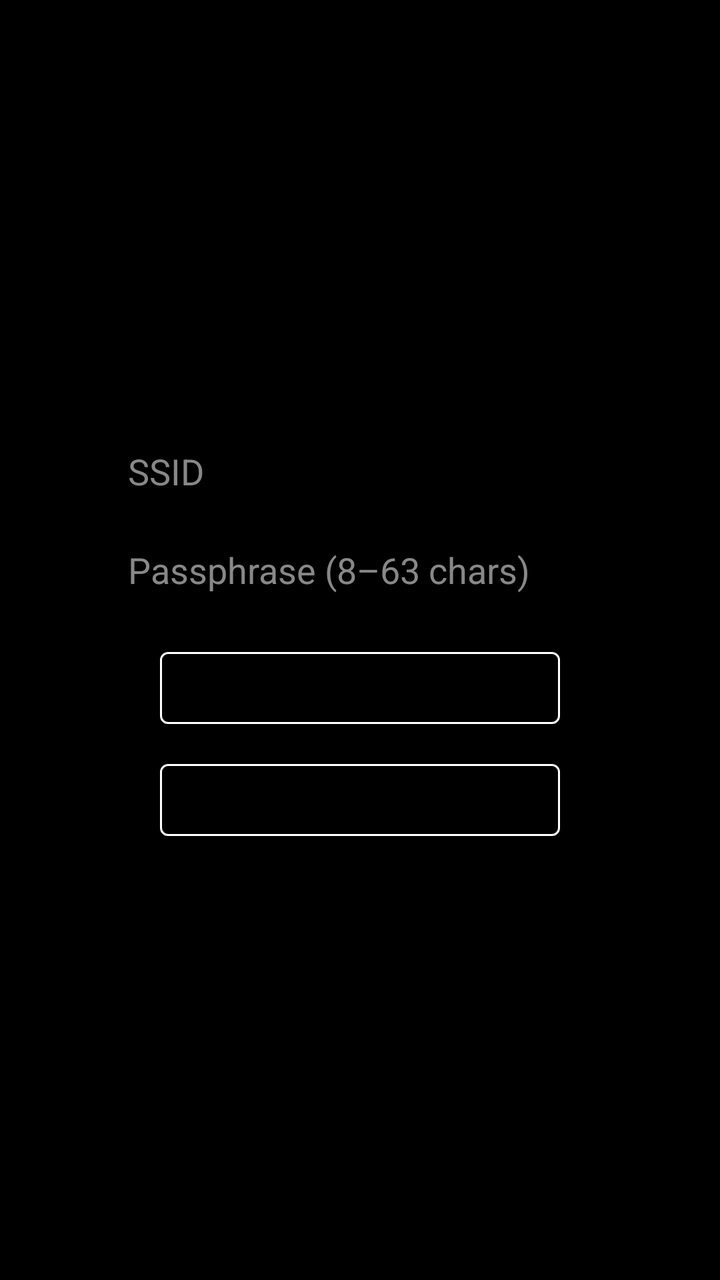
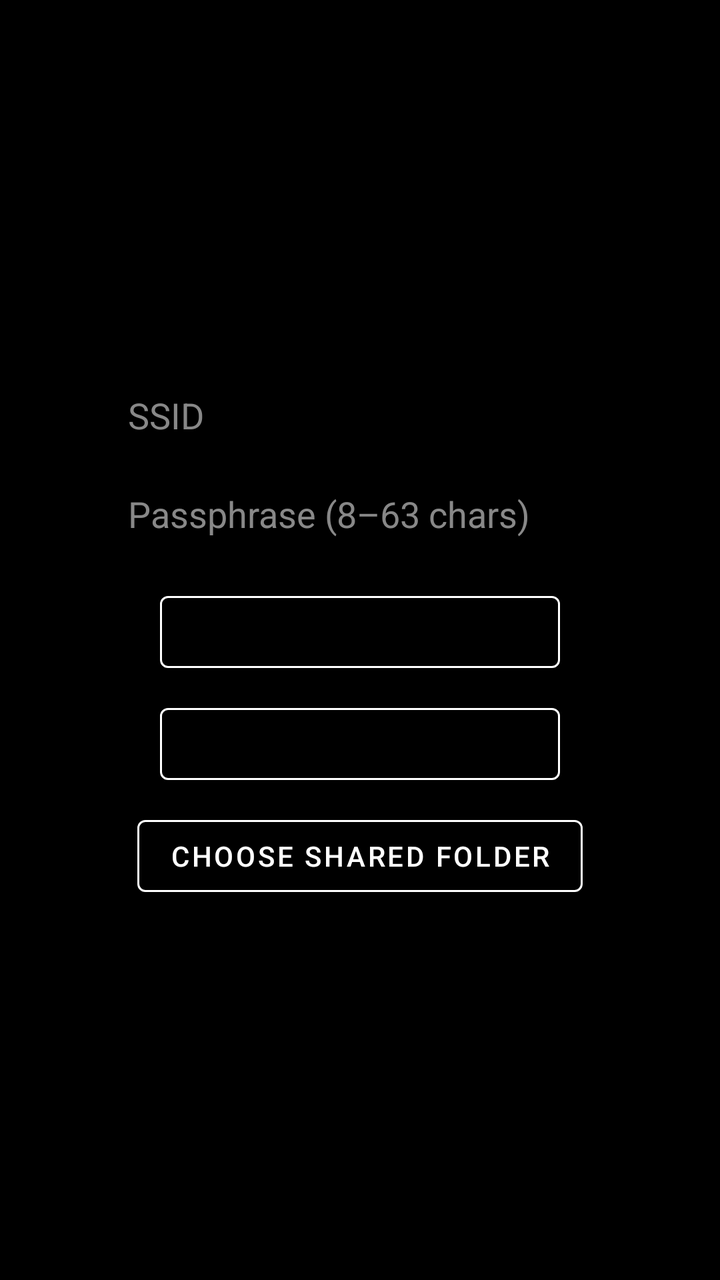

An Android layout rendered at two revisions. The XML below is the earlier revision; the diff shows what the commit changed to produce the second picture.
<!-- AndroidManifest.xml: application theme Theme.MaterialComponents.DayNight.NoActionBar -->
<!-- res/layout/activity_main.xml -->
<?xml version="1.0" encoding="utf-8"?>
<LinearLayout xmlns:android="http://schemas.android.com/apk/res/android"
    xmlns:app="http://schemas.android.com/apk/res-auto"
    android:layout_width="match_parent"
    android:layout_height="match_parent"
    android:orientation="vertical"
    android:gravity="center"
    android:padding="24dp"
    android:background="#000000">

    <TextView
        android:id="@+id/statusText"
        android:layout_width="wrap_content"
        android:layout_height="wrap_content"
        android:textSize="18sp"
        android:textColor="#FFFFFF"
        android:layout_marginBottom="16dp" />

    <EditText
        android:id="@+id/ssidInput"
        android:layout_width="240dp"
        android:layout_height="wrap_content"
        android:hint="@string/ssid_hint"
        android:textColor="#FFFFFF"
        android:textColorHint="#888888"
        android:inputType="text"
        android:maxLines="1"
        android:layout_marginBottom="8dp" />

    <EditText
        android:id="@+id/passphraseInput"
        android:layout_width="240dp"
        android:layout_height="wrap_content"
        android:hint="@string/passphrase_hint"
        android:textColor="#FFFFFF"
        android:textColorHint="#888888"
        android:inputType="textPassword"
        android:maxLines="1"
        android:layout_marginBottom="16dp" />

    <com.google.android.material.button.MaterialButton
        android:id="@+id/toggleButton"
        style="@style/Widget.MaterialComponents.Button.OutlinedButton"
        android:layout_width="wrap_content"
        android:layout_height="wrap_content"
        android:minWidth="200dp"
        android:textColor="#FFFFFF"
        app:backgroundTint="#000000"
        app:strokeColor="#FFFFFF"
        app:strokeWidth="1dp"
        app:rippleColor="#33FFFFFF" />

    <com.google.android.material.button.MaterialButton
        android:id="@+id/hotspotButton"
        style="@style/Widget.MaterialComponents.Button.OutlinedButton"
        android:layout_width="wrap_content"
        android:layout_height="wrap_content"
        android:minWidth="200dp"
        android:textColor="#FFFFFF"
        android:layout_marginTop="8dp"
        app:backgroundTint="#000000"
        app:strokeColor="#FFFFFF"
        app:strokeWidth="1dp"
        app:rippleColor="#33FFFFFF" />

    <TextView
        android:id="@+id/statsText"
        android:layout_width="wrap_content"
        android:layout_height="wrap_content"
        android:textSize="14sp"
        android:textColor="#AAAAAA"
        android:fontFamily="monospace"
        android:layout_marginTop="24dp" />

</LinearLayout>
<!-- resources referenced by this layout -->
<resources>
  <string name="passphrase_hint">Passphrase (8–63 chars)</string>
  <string name="ssid_hint">SSID</string>
</resources>

<!-- the commit's change to res/layout/activity_main.xml (unified diff, before → after) -->
@@ -63,6 +63,20 @@
         app:strokeWidth="1dp"
         app:rippleColor="#33FFFFFF" />
 
+    <com.google.android.material.button.MaterialButton
+        android:id="@+id/folderButton"
+        style="@style/Widget.MaterialComponents.Button.OutlinedButton"
+        android:layout_width="wrap_content"
+        android:layout_height="wrap_content"
+        android:minWidth="200dp"
+        android:text="@string/pick_folder"
+        android:textColor="#FFFFFF"
+        android:layout_marginTop="8dp"
+        app:backgroundTint="#000000"
+        app:strokeColor="#FFFFFF"
+        app:strokeWidth="1dp"
+        app:rippleColor="#33FFFFFF" />
+
     <TextView
         android:id="@+id/statsText"
         android:layout_width="wrap_content"
<!-- resource entries referenced after the edit -->
@@ -1,6 +1,7 @@
 <!-- resources referenced by this layout -->
 <resources>
   <string name="passphrase_hint">Passphrase (8–63 chars)</string>
+  <string name="pick_folder">Choose shared folder</string>
   <string name="ssid_hint">SSID</string>
 </resources>
 
